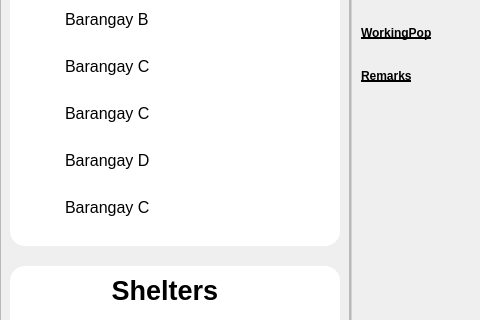
Above: FE/dashboard.ui from Lucianono/ShelterAlloc_Thesis before the change; both pictures show x 0 to 480 and y 260 to 580 of the 1200 by 849 pixel window. Below: the same form after it.
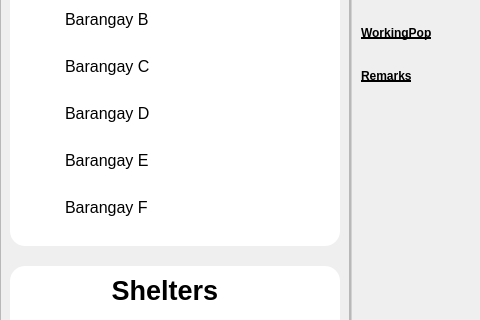
That is the form after the change. The open tabs and pages were chosen to show the change. Icons and pictures are not drawn.

Commit message: feat: changed advset from label to qpushbtn

Diff of the .ui file:
```diff
--- a/FE/dashboard.ui
+++ b/FE/dashboard.ui
@@ -600,7 +600,7 @@
                              </font>
                             </property>
                             <property name="text">
-                             <string>Barangay C</string>
+                             <string>Barangay D</string>
                             </property>
                            </widget>
                           </item>
@@ -682,7 +682,7 @@
                              </font>
                             </property>
                             <property name="text">
-                             <string>Barangay D</string>
+                             <string>Barangay E</string>
                             </property>
                            </widget>
                           </item>
@@ -764,7 +764,7 @@
                              </font>
                             </property>
                             <property name="text">
-                             <string>Barangay C</string>
+                             <string>Barangay F</string>
                             </property>
                            </widget>
                           </item>
```
Left out of the diff: 106 changed lines with no effect on the pictures.
